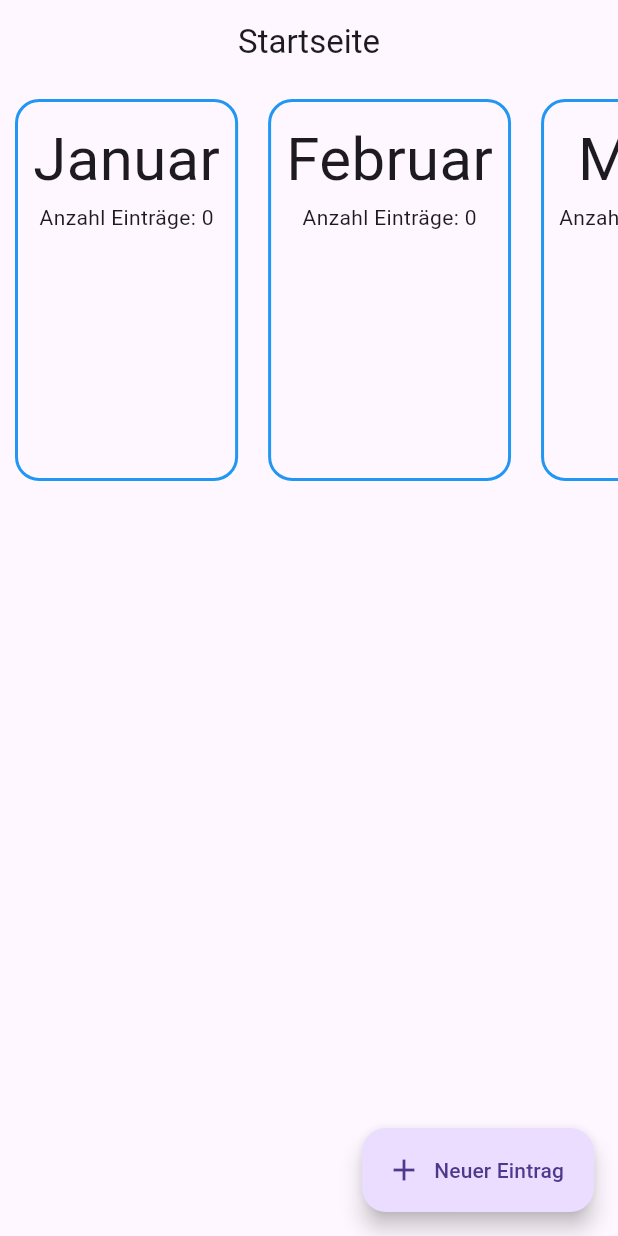
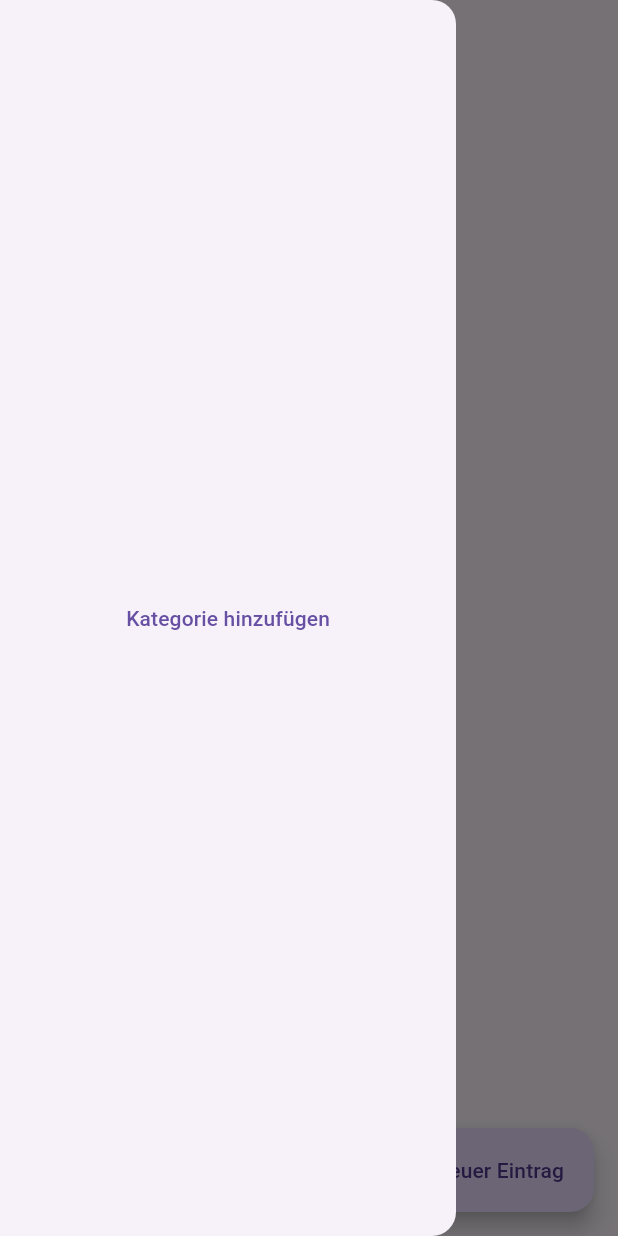
Before and after one commit to ahmad-kalaf/hobby_statistiken, a Flutter app: the screen it shows after launch, with the side drawer open (before the commit the screen has no drawer), on a phone screen of 412 x 824 dp. Run offline on Flutter 3.47's test engine with Material 3 defaults, Android fonts, the phone set to English and light mode, and no system bars; our stand-ins replace hive_ce_flutter; accounts and stored records are empty.

Commit message:
Kategorien können jetzt erstellt werden funktion und verwendung von kategorien für kategorieeübersicht müssen noch implementiert werden

```diff
--- /dev/null
+++ b/lib/data/category.dart
@@ -0,0 +1,13 @@
+import 'package:hive_ce_flutter/hive_flutter.dart';
+
+part 'category.g.dart';
+
+@HiveType(typeId: 1)
+class Category {
+  @HiveField(0)
+  final String title;
+  @HiveField(1)
+  int? numOfEntries;
+
+  Category(this.title, {this.numOfEntries = 0});
+}
--- a/lib/main.dart
+++ b/lib/main.dart
@@ -2,13 +2,15 @@ import 'package:flutter/material.dart';
 import 'package:hive_ce_flutter/hive_flutter.dart';
 import 'package:test_project/ui/home_screen.dart';
 
+import 'data/category.dart';
 import 'data/entry.dart';
 
 void main() async {
   // init hive_ce
   await Hive.initFlutter();
-  // init EntryAdapter
+  // init Adapters
   Hive.registerAdapter(EntryAdapter());
+  Hive.registerAdapter(CategoryAdapter());
   // open a box
   await Hive.openBox("BOX");
 
--- a/lib/ui/home_screen.dart
+++ b/lib/ui/home_screen.dart
@@ -1,10 +1,9 @@
 import "package:flutter/material.dart";
 import "package:hive_ce_flutter/hive_flutter.dart";
-import "package:test_project/ui/month.dart";
+import "package:test_project/service/texteingabe_dialog.dart";
 import "package:test_project/ui/new_entry.dart";
-import 'package:intl/intl.dart';
+import "../data/category.dart";
 import "../data/entry.dart";
-import "overview_month.dart";
 
 class HomeScreen extends StatefulWidget {
   const HomeScreen({super.key});
@@ -17,55 +16,39 @@ class _HomeScreenState extends State<HomeScreen> {
   // get the box
   final _myBox = Hive.box("BOX");
 
-  List entries = [];
+  // entries, each entry belongs to zero or more categories
+  List<Entry> _entries = [];
+
+  // Categories, each category has zero or more entries
+  List<Category> _categories = [];
 
   @override
   void initState() {
-    entries = _myBox.get("ENTRIES") ?? [];
-    _months = [
-      Month(name: "Januar", entriesCount: monatsStatistik["Januar"] ?? 0),
-      Month(name: "Februar", entriesCount: monatsStatistik["Februar"] ?? 0),
-      Month(name: "März", entriesCount: monatsStatistik["März"] ?? 0),
-      Month(name: "April", entriesCount: monatsStatistik["April"] ?? 0),
-      Month(name: "Mai", entriesCount: monatsStatistik["Mai"] ?? 0),
-      Month(name: "Juni", entriesCount: monatsStatistik["Juni"] ?? 0),
-      Month(name: "Juli", entriesCount: monatsStatistik["Juli"] ?? 0),
-      Month(name: "August", entriesCount: monatsStatistik["August"] ?? 0),
-      Month(name: "September", entriesCount: monatsStatistik["September"] ?? 0),
-      Month(name: "Oktober", entriesCount: monatsStatistik["Oktober"] ?? 0),
-      Month(name: "November", entriesCount: monatsStatistik["November"] ?? 0),
-      Month(name: "Dezember", entriesCount: monatsStatistik["Dezember"] ?? 0),
-    ];
+    _entries = (_myBox.get("ENTRIES") as List?)?.cast<Entry>() ?? [];
+    _categories = (_myBox.get("CATEGORIES") as List?)?.cast<Category>() ?? [];
     super.initState();
   }
 
   void addEntry(Entry val) {
-    String monthKey = val.monthName;
     setState(() {
-      entries.add(val);
-      monatsStatistik[monthKey] = (monatsStatistik[monthKey] ?? 0) + 1;
+      _entries.add(val);
     });
-    saveEntriesToDB();
+    _myBox.put("ENTRIES", _entries);
   }
 
   void deleteEntry(int index) {
     setState(() {
-      entries.removeAt(index);
+      _entries.removeAt(index);
     });
-    saveEntriesToDB();
+    _myBox.put("ENTRIES", _entries);
   }
 
-  void saveEntriesToDB() {
-    _myBox.put("ENTRIES", entries);
+  void addCategory(Category category) {
+    setState(() {
+      _categories.add(category);
+    });
+    _myBox.put("CATEGORIES", _categories);
   }
-
-  // month overview
-  // Speichert die Anzahl der Einträge pro Monat
-  Map<String, int> monatsStatistik = {};
-
-  late List<Month> _months;
-
-  void te() {}
 
   @override
   Widget build(BuildContext context) {
@@ -76,31 +59,82 @@ class _HomeScreenState extends State<HomeScreen> {
           "Startseite",
         ),
       ),
+      drawer: SafeArea(
+        child: Drawer(
+          child: Column(
+            mainAxisAlignment: MainAxisAlignment.spaceEvenly,
+            mainAxisSize: MainAxisSize.max,
+            crossAxisAlignment: CrossAxisAlignment.stretch,
+            children: [
+              TextButton(
+                onPressed: () async {
+                  final String? result = await TexteingabeDialog.show(
+                      context, "Kategoriename eingeben:");
+                  if (result != null && result.isNotEmpty) {
+                    addCategory(Category(result));
+                  }
+                },
+                child: Text(
+                  "Kategorie hinzufügen",
+                ),
+              )
+            ],
+          ),
+        ),
+      ),
       body: Column(
         children: [
-          SizedBox(
-            height: (MediaQuery.of(context).size.height / 3),
-            child: OverviewMonth(
-              months: _months,
+          Expanded(
+            child: ListView.builder(
+              itemCount: _entries.length,
+              itemBuilder: (context, index) {
+                Entry e = _entries[index];
+                return Container(
+                  margin: const EdgeInsets.all(10), // Äußerer Abstand
+                  padding: const EdgeInsets.all(10), // Innerer Abstand
+                  decoration: BoxDecoration(
+                    borderRadius: BorderRadius.circular(16),
+                    border: Border.all(
+                      color: Colors.blue, // Farbe des Rahmens
+                      width: 2, // Breite des Rahmens
+                    ),
+                  ),
+                  child: Column(
+                    mainAxisAlignment: MainAxisAlignment.spaceEvenly,
+                    crossAxisAlignment: CrossAxisAlignment.center,
+                    children: [
+                      Text(
+                        style: const TextStyle(fontSize: 24),
+                        "Kategorie: ${e.category}",
+                      ),
+                      Text(
+                        style: const TextStyle(fontSize: 24),
+                        "Datum:: ${e.eventDate.day}.${e.eventDate.month}.${e.eventDate.year}",
+                      ),
+                      IconButton(
+                        onPressed: () {
+                          deleteEntry(index);
+                        },
+                        icon: Icon(
+                          Icons.remove_circle_outline_rounded,
+                        ),
+                      )
+                    ],
+                  ),
+                );
+              },
             ),
           ),
-          SizedBox(
-            height: (MediaQuery.of(context).size.height / 3),
+          Expanded(
             child: ListView.builder(
-              itemCount: entries.length,
+              itemCount: _categories.length, // Anzahl der Einträge
               itemBuilder: (context, index) {
+                String key = _categories[index].title; // Schlüssel abrufen
                 return ListTile(
                   title: Text(
-                    entries[index].toString(),
-                  ),
-                  trailing: IconButton(
-                    onPressed: () {
-                      deleteEntry(index);
-                    },
-                    icon: Icon(
-                      Icons.remove_circle_outline_rounded,
-                    ),
-                  ),
+                    key,
+                    textAlign: TextAlign.center,
+                  ), // Schlüssel als Titel anzeigen
                 );
               },
             ),
--- a/lib/ui/month.dart
+++ /dev/null
@@ -1,37 +0,0 @@
-import 'package:flutter/material.dart';
-
-class Month extends StatelessWidget {
-  final String name;
-  final int entriesCount;
-
-  const Month({super.key, required this.name, required this.entriesCount});
-
-  @override
-  Widget build(BuildContext context) {
-    return GestureDetector(
-      onTap: () {},
-      child: Container(
-        margin: const EdgeInsets.all(10), // Äußerer Abstand
-        padding: const EdgeInsets.all(10), // Innerer Abstand
-        decoration: BoxDecoration(
-          borderRadius: BorderRadius.circular(16),
-          border: Border.all(
-            color: Colors.blue, // Farbe des Rahmens
-            width: 2, // Breite des Rahmens
-          ),
-        ),
-        child: Column(
-          children: [
-            Text(
-              style: const TextStyle(fontSize: 40),
-              name,
-            ),
-            Text(
-              "Anzahl Einträge: $entriesCount",
-            ),
-          ],
-        ),
-      ),
-    );
-  }
-}
--- a/lib/ui/overview_month.dart
+++ /dev/null
@@ -1,27 +0,0 @@
-import 'package:flutter/material.dart';
-import 'package:hive_ce/hive.dart';
-import 'package:test_project/ui/month.dart';
-
-import '../data/entry.dart';
-
-class OverviewMonth extends StatefulWidget {
-  const OverviewMonth({super.key, required this.months});
-
-  final List<Month> months;
-
-  @override
-  State<OverviewMonth> createState() => _OverviewMonthState();
-}
-
-class _OverviewMonthState extends State<OverviewMonth> {
-  @override
-  Widget build(BuildContext context) {
-    return ListView.builder(
-      scrollDirection: Axis.horizontal,
-      itemCount: widget.months.length,
-      itemBuilder: (context, index) {
-        return widget.months[index];
-      },
-    );
-  }
-}
```
Also changed, not shown: lib/service/texteingabe_dialog.dart (added, +33 -0 lines), lib/ui/overview_category.dart (deleted, +0 -16 lines), lib/data/category.g.dart (added), lib/hive_registrar.g.dart (deleted), 4 other files.
